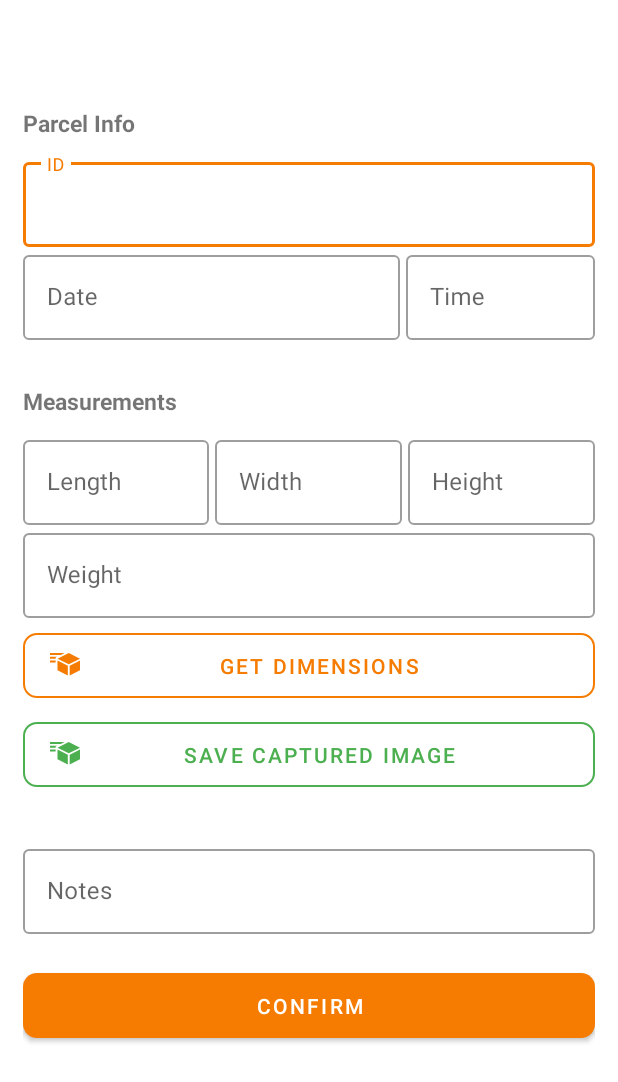
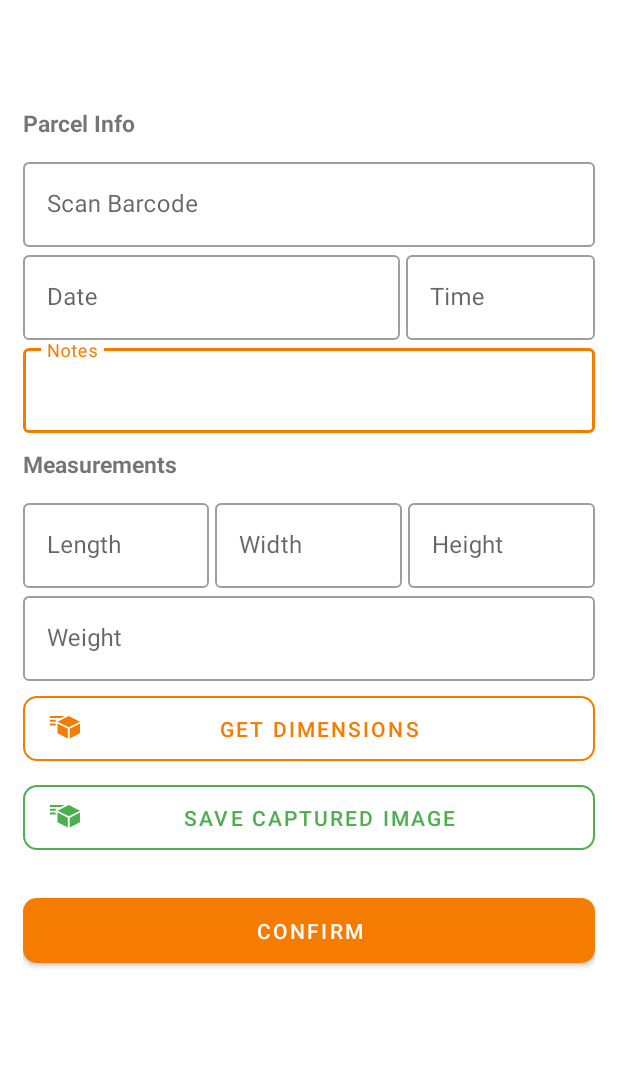
Before and after one commit to ZebraDevs/mobile-dimensioning-parcel-demo, an Android app: the layout activity_main.xml on its own in the app's theme, with its tools: preview values and no code run, on a phone screen of 412 x 824 dp. Shown: the top 1082 px of the screen. Run offline under Robolectric (Android 15) with nearby library versions, the phone set to English and light mode, and no system bars.

Commit message:
Minor layout fixes
Signed-off-by: Calin <nilac8991@gmail.com>

```diff
--- a/app/src/main/java/com/nilac/zebra/mobiledimensioningparceldemo/ui/MainActivity.kt
+++ b/app/src/main/java/com/nilac/zebra/mobiledimensioningparceldemo/ui/MainActivity.kt
@@ -194,6 +194,7 @@ class MainActivity : AppCompatActivity(), OnScanIntentListener, CSVUtil.WritingS
         Log.d(TAG, "Received a DataWedge scanner intent: $intent")
         val decodedBarcode = intent.getStringExtra(AppConstants.DW_DATA_STRING_TAG)!!
 
+        binding.parcelIdInputLayout.hint = getString(R.string.parcel_id_title)
         binding.parcelIdInput.setText(decodedBarcode)
 
         LocalDateTime.now().let {
@@ -410,6 +411,9 @@ class MainActivity : AppCompatActivity(), OnScanIntentListener, CSVUtil.WritingS
 
     private fun clearFields(vararg fields: TextInputLayout) {
         fields.forEach {
+            if (it.id == R.id.parcel_id_input_layout) {
+                it.hint = getString(R.string.parcel_id_subtitle)
+            }
             it.editText?.setText("")
             it.error = null
             it.applyStrokeAndHintColor(originalStrokeColorStateList)
--- a/app/src/main/res/layout/activity_main.xml
+++ b/app/src/main/res/layout/activity_main.xml
@@ -47,12 +47,13 @@
                 style="@style/Widget.MaterialComponents.TextInputLayout.OutlinedBox"
                 android:layout_width="match_parent"
                 android:layout_height="wrap_content"
-                android:hint="@string/parcel_id_title">
+                android:hint="@string/parcel_id_subtitle">
 
                 <com.google.android.material.textfield.TextInputEditText
                     android:id="@+id/parcel_id_input"
                     android:layout_width="match_parent"
                     android:layout_height="wrap_content"
+                    android:enabled="false"
                     android:inputType="text" />
             </com.google.android.material.textfield.TextInputLayout>
 
@@ -97,10 +98,24 @@
 
             </LinearLayout>
 
+            <com.google.android.material.textfield.TextInputLayout
+                android:id="@+id/parcel_notes_input_layout"
+                style="@style/Widget.MaterialComponents.TextInputLayout.OutlinedBox"
+                android:layout_width="match_parent"
+                android:layout_height="wrap_content"
+                android:hint="@string/parcel_notes_hint">
+
+                <com.google.android.material.textfield.TextInputEditText
+                    android:id="@+id/parcel_notes_input"
+                    android:layout_width="match_parent"
+                    android:layout_height="wrap_content"
+                    android:inputType="textMultiLine" />
+            </com.google.android.material.textfield.TextInputLayout>
+
             <TextView
                 android:layout_width="match_parent"
                 android:layout_height="wrap_content"
-                android:layout_marginTop="@dimen/def_margin_max"
+                android:layout_marginTop="@dimen/def_half_half_margin"
                 android:layout_marginBottom="@dimen/def_half_half_margin"
                 android:text="@string/parcel_retrieved_measurements_title"
                 android:textSize="15sp"
@@ -212,21 +227,6 @@
                 app:iconTint="@color/accent_color"
                 app:strokeColor="@color/accent_color" />
 
-            <com.google.android.material.textfield.TextInputLayout
-                android:id="@+id/parcel_notes_input_layout"
-                style="@style/Widget.MaterialComponents.TextInputLayout.OutlinedBox"
-                android:layout_width="match_parent"
-                android:layout_height="wrap_content"
-                android:layout_marginTop="@dimen/def_margin_max"
-                android:hint="@string/parcel_notes_hint">
-
-                <com.google.android.material.textfield.TextInputEditText
-                    android:id="@+id/parcel_notes_input"
-                    android:layout_width="match_parent"
-                    android:layout_height="wrap_content"
-                    android:inputType="textMultiLine" />
-            </com.google.android.material.textfield.TextInputLayout>
-
             <com.google.android.material.button.MaterialButton
                 android:id="@+id/confirm_button"
                 style="@style/Theme.Base.ButtonGeneric"
--- a/app/src/main/res/values/strings.xml
+++ b/app/src/main/res/values/strings.xml
@@ -5,6 +5,7 @@
     <string name="parcel_retrieved_measurements_title">Measurements</string>
 
     <string name="parcel_id_title">ID</string>
+    <string name="parcel_id_subtitle">Scan Barcode</string>
 
     <string name="dimensioning_date_hint">Date</string>
     <string name="dimensioning_time_hint">Time</string>
```
